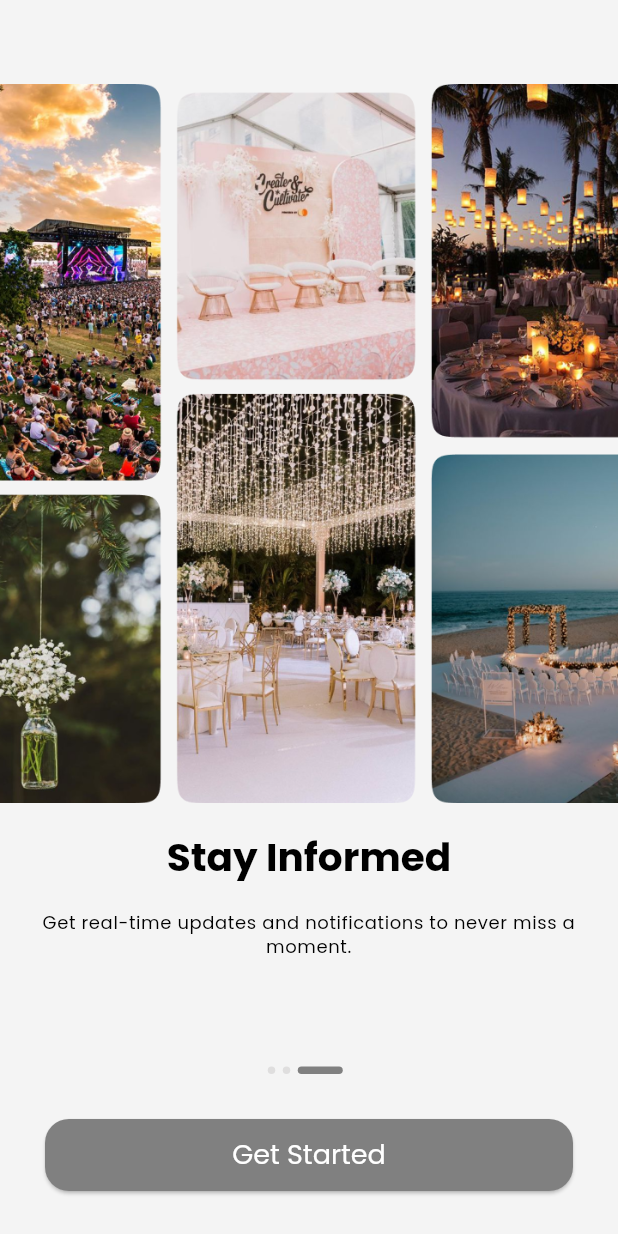
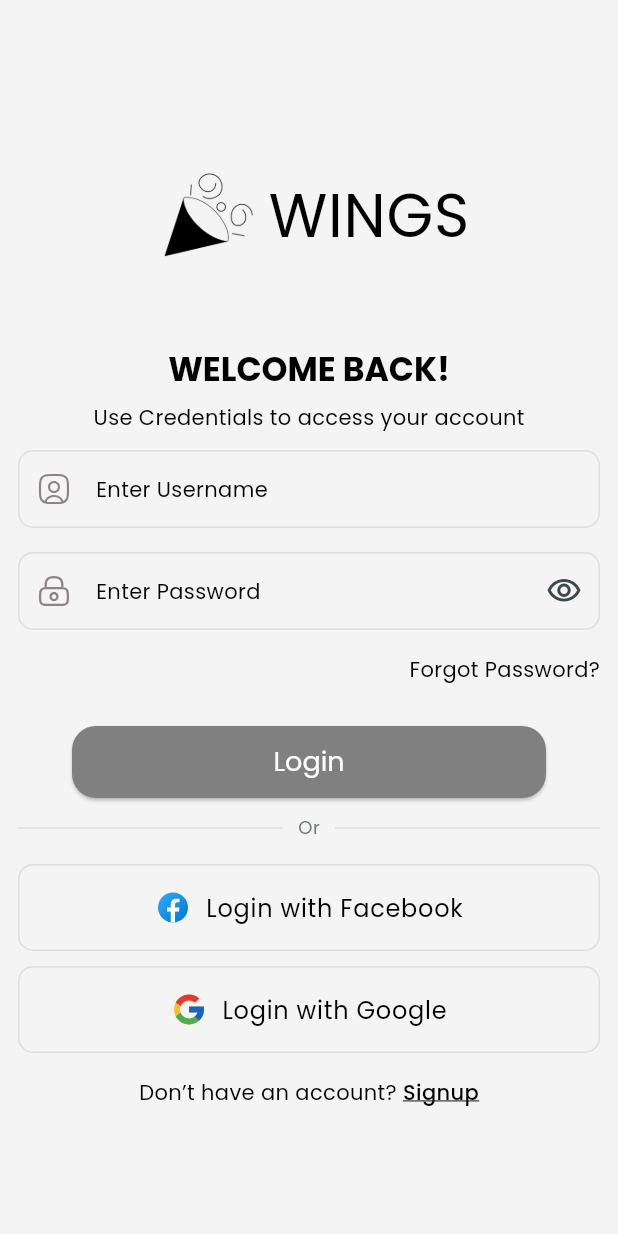
Before and after one commit to zeeshanayaz/wings_event_app, a Flutter app: the screen it shows after launch, after a tap on "Skip", after a tap on "Get Started", on a phone screen of 412 x 824 dp. Run offline on Flutter 3.47's test engine with Material 2 defaults, Android fonts, the phone set to English and light mode, and no system bars; our stand-ins replace flutter_svg, get, shared_preferences.

Commit message:
login_screen.dart and register_screen.dart UI done and common_text_form_field.dart and social_button.dart created.

```diff
--- a/lib/common_widgets/common_button.dart
+++ b/lib/common_widgets/common_button.dart
@@ -1,7 +1,7 @@
 import 'package:flutter/material.dart';
 
 class CommonButton extends StatelessWidget {
-  const CommonButton({super.key, this.title, this.onPressed});
+  const CommonButton(this.title, {super.key, this.onPressed});
 
   final String? title;
   final VoidCallback? onPressed;
--- /dev/null
+++ b/lib/common_widgets/common_text_form_field.dart
@@ -0,0 +1,28 @@
+import 'package:flutter/material.dart';
+
+class CommonTextFormField extends StatelessWidget {
+  const CommonTextFormField({super.key, this.controller, this.hintText, this.obscureText = false, this.prefixIcon, this.suffixIcon, this.keyboardType, });
+  final TextEditingController? controller;
+  final String? hintText;
+  final bool obscureText;
+  final Widget? prefixIcon;
+  final Widget? suffixIcon;
+  final TextInputType? keyboardType;
+
+  @override
+  Widget build(BuildContext context) {
+    return TextFormField(
+      onTapOutside: (event) => FocusScope.of(context).unfocus(),
+      controller: controller,
+      obscureText: obscureText,
+      obscuringCharacter: '*',
+      keyboardType: keyboardType ?? TextInputType.text,
+      style: Theme.of(context).textTheme.bodyMedium,
+      decoration: InputDecoration(
+        hintText: hintText,
+        prefixIcon: prefixIcon,
+        suffixIcon: suffixIcon,
+      ),
+    );
+  }
+}
--- /dev/null
+++ b/lib/common_widgets/social_button.dart
@@ -0,0 +1,44 @@
+import 'package:flutter/material.dart';
+import 'package:flutter_svg/svg.dart';
+
+import '../../utils/extensions.dart';
+
+class SocialButton extends StatelessWidget {
+  const SocialButton({super.key, this.icon, this.title});
+  final String? icon;
+  final String? title;
+
+  @override
+  Widget build(BuildContext context) {
+    return InkWell(
+      borderRadius: BorderRadius.circular(10.0),
+      onTap: () {},
+      child: Container(
+        clipBehavior: Clip.hardEdge,
+        decoration: BoxDecoration(
+          border: Border.all(
+            color: Theme.of(context).dividerTheme.color!,
+          ),
+          borderRadius: BorderRadius.circular(10.0),
+        ),
+        padding: const EdgeInsets.all(16.0),
+        child: Row(
+          mainAxisAlignment: MainAxisAlignment.center,
+          children: [
+            SvgPicture.asset(
+              icon ?? '',
+              fit: BoxFit.contain,
+              width: 24,
+              height: 24,
+            ),
+            10.width,
+            Text(
+              title ?? '',
+              style: Theme.of(context).textTheme.bodyLarge,
+            ),
+          ],
+        ),
+      ),
+    );
+  }
+}
--- a/lib/localization/strings.dart
+++ b/lib/localization/strings.dart
@@ -8,6 +8,25 @@ class Strings extends Translations {
           'get_started': 'Get Started',
           'skip': 'Skip',
           'next': 'Next',
+          'welcome_back': 'Welcome Back!',
+          'use_credentials_to_access_your_account': 'Use Credentials to access your account',
+          'enter_username': 'Enter Username',
+          'enter_password': 'Enter Password',
+          'confirm_password': 'Confirm Password',
+          'hide_password': 'Hide Password',
+          'show_password': 'Show Password',
+          'forgot_password': 'Forgot Password?',
+          'login': 'Login',
+          'or': 'Or',
+          'don_t_have_an_account': 'Don’t have an account? ',
+          'already_have_an_account': 'Already have an account? ',
+          'login_with_facebook': 'Login with Facebook',
+          'login_with_google': 'Login with Google',
+          'sign_up': 'Sign Up',
+          'signup': 'Signup',
+          'back': 'Back',
+          'username': 'Username',
+          'dummy_email': 'abc@email.com',
         },
       };
 }
--- a/lib/main.dart
+++ b/lib/main.dart
@@ -4,6 +4,7 @@ import 'package:get/get.dart';
 import 'localization/strings.dart';
 import 'presentation/auth/on_board/onboarding_screen.dart';
 import 'utils/theme/theme_config.dart';
+import 'utils/theme/theme_controller.dart';
 
 void main() {
   runApp(const MyApp());
@@ -14,6 +15,7 @@ class MyApp extends StatelessWidget {
 
   @override
   Widget build(BuildContext context) {
+    Get.put(ThemeController());
     return GetMaterialApp(
       title: 'Wings',
       debugShowCheckedModeBanner: true,
--- /dev/null
+++ b/lib/presentation/auth/login/controller/login_controller.dart
@@ -0,0 +1,5 @@
+import 'package:get/get.dart';
+
+class LoginController extends GetxController {
+  var obscureText = true.obs;
+}
--- /dev/null
+++ b/lib/presentation/auth/login/login_screen.dart
@@ -0,0 +1,193 @@
+import 'package:flutter/material.dart';
+import 'package:flutter_svg/svg.dart';
+import 'package:get/get.dart';
+
+import '../../../common_widgets/common_button.dart';
+import '../../../common_widgets/common_text_form_field.dart';
+import '../../../common_widgets/social_button.dart';
+import '../../../utils/extensions.dart';
+import '../../../utils/theme/theme_controller.dart';
+import '../register/register_screen.dart';
+import 'controller/login_controller.dart';
+
+class LoginScreen extends StatefulWidget {
+  const LoginScreen({super.key});
+
+  @override
+  State<LoginScreen> createState() => _LoginScreenState();
+}
+
+class _LoginScreenState extends State<LoginScreen> {
+  final loginController = Get.put(LoginController());
+  ThemeController themeController = Get.find();
+
+  @override
+  void dispose() {
+    Get.delete<LoginController>();
+    super.dispose();
+  }
+
+  @override
+  Widget build(BuildContext context) {
+    return Scaffold(
+      body: SingleChildScrollView(
+        physics: const BouncingScrollPhysics(),
+        child: Padding(
+          padding: const EdgeInsets.symmetric(horizontal: 12.0),
+          child: Column(
+            mainAxisAlignment: MainAxisAlignment.start,
+            children: [
+              kToolbarHeight.height,
+              Padding(
+                padding: const EdgeInsets.all(48.0),
+                child: Row(
+                  mainAxisAlignment: MainAxisAlignment.center,
+                  children: [
+                    Image.asset(
+                      themeController.darkTheme.value
+                          ? 'assets/images/logo_dark.png'
+                          : 'assets/images/logo.png',
+                      width: 80,
+                      height: 80,
+                    ),
+                    Text(
+                      'app_name'.tr.toUpperCase(),
+                      style: Theme.of(context)
+                          .textTheme
+                          .bodyLarge!
+                          .copyWith(fontSize: 40),
+                    ),
+                  ],
+                ),
+              ),
+              Text(
+                'welcome_back'.tr.toUpperCase(),
+                style: Theme.of(context).textTheme.headlineMedium,
+              ),
+              8.height,
+              Text(
+                'use_credentials_to_access_your_account'.tr,
+                style: Theme.of(context).textTheme.bodyMedium,
+              ),
+              12.height,
+              CommonTextFormField(
+                hintText: 'enter_username'.tr,
+                // controller: TextEditingController(),
+                prefixIcon: SvgPicture.asset(
+                  'assets/svgs/icon_username.svg',
+                  fit: BoxFit.none,
+                ),
+              ),
+              16.height,
+              Obx(
+                () => CommonTextFormField(
+                  hintText: 'enter_password'.tr,
+                  // controller: TextEditingController(),
+                  obscureText: loginController.obscureText.value,
+                  prefixIcon: SvgPicture.asset(
+                    'assets/svgs/icon_password.svg',
+                    fit: BoxFit.none,
+                  ),
+                  suffixIcon: IconButton(
+                    splashRadius: 4,
+                    tooltip: loginController.obscureText.value
+                        ? 'show_password'.tr
+                        : 'hide_password'.tr,
+                    onPressed: () {
+                      loginController
+                          .obscureText(!loginController.obscureText.value);
+                    },
+                    icon: Icon(
+                      loginController.obscureText.value
+                          ? Icons.visibility_outlined
+                          : Icons.visibility_off_outlined,
+                      // fit: BoxFit.none,
+                    ),
+                  ),
+                ),
+              ),
+              16.height,
+              Align(
+                alignment: Alignment.centerRight,
+                child: InkWell(
+                  radius: 20.0,
+                  borderRadius: BorderRadius.circular(10.0),
+                  onTap: () {},
+                  child: Text(
+                    'forgot_password'.tr,
+                    style: Theme.of(context).textTheme.bodyMedium,
+                  ),
+                ),
+              ),
+              16.height,
+              Padding(
+                padding: const EdgeInsets.symmetric(
+                    horizontal: 36.0, vertical: 12.0),
+                child: SizedBox(
+                    width: double.infinity,
+                    child: CommonButton(
+                      'login'.tr,
+                      onPressed: () {},
+                    )),
+              ),
+              Row(
+                mainAxisAlignment: MainAxisAlignment.center,
+                children: [
+                  const Expanded(child: Divider()),
+                  10.width,
+                  Text(
+                    'or'.tr,
+                    style: Theme.of(context)
+                        .textTheme
+                        .bodySmall!
+                        .copyWith(color: Theme.of(context).dividerColor),
+                  ),
+                  10.width,
+                  const Expanded(child: Divider()),
+                ],
+              ),
+              16.height,
+              SocialButton(
+                title: 'login_with_facebook'.tr,
+                icon: 'assets/svgs/icon_facebook.svg',
+              ),
+              10.height,
+              SocialButton(
+                title: 'login_with_google'.tr,
+                icon: 'assets/svgs/icon_google.svg',
+              ),
+              16.height,
+              Row(
+                mainAxisAlignment: MainAxisAlignment.center,
+                children: [
+                  Text(
+                    'don_t_have_an_account'.tr,
+                    style: Theme.of(context).textTheme.bodyMedium,
+                  ),
+                  InkWell(
+                    radius: 10.0,
+                    borderRadius: BorderRadius.circular(10.0),
+                    onTap: () {
+                      Navigator.push(
+                        context,
+                        MaterialPageRoute(
+                            builder: (context) => const RegisterScreen()),
+                      );
+                    },
+                    child: Text(
+                      'signup'.tr,
+                      style: Theme.of(context).textTheme.bodyMedium!.copyWith(
+                            fontWeight: FontWeight.w500,
+                            decoration: TextDecoration.underline,
+                          ),
+                    ),
+                  ),
+                ],
+              ),
+            ],
+          ),
+        ),
+      ),
+    );
+  }
+}
--- a/lib/presentation/auth/on_board/onboarding_screen.dart
+++ b/lib/presentation/auth/on_board/onboarding_screen.dart
@@ -6,6 +6,7 @@ import 'dart:math' as math;
 import '../../../common_widgets/common_button.dart';
 import '../../../utils/extensions.dart';
 import '../../../models/on_board/on_boarding_content.dart';
+import '../login/login_screen.dart';
 
 class OnBoardingScreen extends StatefulWidget {
   const OnBoardingScreen({super.key});
@@ -120,8 +121,14 @@ class _OnBoardingScreenState extends State<OnBoardingScreen> {
                         child: SizedBox(
                           width: double.infinity,
                           child: CommonButton(
-                            title: 'get_started'.tr,
-                            onPressed: () {},
+                            'get_started'.tr,
+                            onPressed: () {
+                              Navigator.pushReplacement(
+                                context,
+                                MaterialPageRoute(
+                                    builder: (context) => const LoginScreen()),
+                              );
+                            },
                           ),
                         ))
                     : Padding(
@@ -144,7 +151,7 @@ class _OnBoardingScreenState extends State<OnBoardingScreen> {
                               ),
                             ),
                             CommonButton(
-                              title: 'next'.tr,
+                              'next'.tr,
                               onPressed: () {
                                 _controller.nextPage(
                                   duration: const Duration(milliseconds: 400),
--- /dev/null
+++ b/lib/presentation/auth/register/controller/register_controller.dart
@@ -0,0 +1,5 @@
+import 'package:get/get.dart';
+
+class RegisterController extends GetxController {
+  var obscureText = true.obs;
+}
--- a/lib/utils/theme/theme_config.dart
+++ b/lib/utils/theme/theme_config.dart
@@ -6,10 +6,10 @@ class ThemeConfig {
   static const Color splashColor = Color(0xFF808080);
   static const Color seedColor = Color(0xFF808080);
   static const Color dividerColor = Color(0x338B8688);
+  static const Color iconColor = Color(0x8025131A);
 
   static const Color cardColorLight = Colors.white;
   static const Color cardColorDark = Colors.black;
-
 
   static const Color textColorLight = Colors.black;
   static const Color textColorDark = Colors.white;
@@ -24,9 +24,13 @@ class ThemeConfig {
         elevation: 0,
       ),
       splashColor: splashColor,
-    dividerColor: dividerColor,
+      dividerTheme: const DividerThemeData(
+        color: dividerColor,
+        thickness: 1.0,
+      ),
       iconTheme: const IconThemeData(
-      color: Colors.black,
+        color: iconColor,
+        size: 20,
       ),
       colorScheme: ColorScheme.fromSeed(seedColor: seedColor),
       cardTheme: const CardTheme(
@@ -52,7 +56,6 @@ class ThemeConfig {
           fontFamily: 'Poppins',
           color: textColorLight,
         ),
-
         displayLarge: TextStyle(
           fontSize: 16,
           fontWeight: FontWeight.w500,
@@ -71,7 +74,6 @@ class ThemeConfig {
           fontFamily: 'Poppins',
           color: textColorLight,
         ),
-
         bodyLarge: TextStyle(
           fontSize: 16,
           fontWeight: FontWeight.w400,
@@ -90,7 +92,26 @@ class ThemeConfig {
           fontFamily: 'Poppins',
           color: textColorLight,
         ),
-
+      ),
+      inputDecorationTheme: InputDecorationTheme(
+        fillColor: scaffoldBackgroundLight,
+        contentPadding: const EdgeInsets.symmetric(horizontal: 20, vertical: 16),
+        border: OutlineInputBorder(
+            borderRadius: BorderRadius.circular(10.0),
+            borderSide: const BorderSide(color: splashColor)),
+        focusedBorder: OutlineInputBorder(
+            borderRadius: BorderRadius.circular(10.0),
+            borderSide: const BorderSide(color: splashColor)),
+        enabledBorder: OutlineInputBorder(
+          borderRadius: BorderRadius.circular(10.0),
+          borderSide: const BorderSide(color: dividerColor),
+        ),
+        hintStyle: const TextStyle(
+          fontSize: 14,
+          fontWeight: FontWeight.w400,
+          fontFamily: 'Poppins',
+          color: textColorLight,
+        ),
       ),
   );
 
@@ -102,9 +123,13 @@ class ThemeConfig {
       elevation: 0,
     ),
     splashColor: splashColor,
-    dividerColor: dividerColor,
+    dividerTheme: const DividerThemeData(
+      color: dividerColor,
+      thickness: 1.0,
+    ),
     iconTheme: const IconThemeData(
-      color: Colors.white,
+      color: iconColor,
+      size: 20,
     ),
     colorScheme: ColorScheme.fromSeed(seedColor: seedColor),
     cardTheme: const CardTheme(
@@ -130,7 +155,6 @@ class ThemeConfig {
         fontFamily: 'Poppins',
         color: textColorDark,
       ),
-
       displayLarge: TextStyle(
         fontSize: 16,
         fontWeight: FontWeight.w500,
@@ -149,7 +173,6 @@ class ThemeConfig {
         fontFamily: 'Poppins',
         color: textColorDark,
       ),
-
       bodyLarge: TextStyle(
         fontSize: 16,
         fontWeight: FontWeight.w400,
@@ -169,5 +192,25 @@ class ThemeConfig {
         color: textColorDark,
       ),
     ),
+    inputDecorationTheme: InputDecorationTheme(
+      fillColor: scaffoldBackgroundDark,
+      contentPadding: const EdgeInsets.symmetric(horizontal: 20, vertical: 16),
+      border: OutlineInputBorder(
+          borderRadius: BorderRadius.circular(10.0),
+          borderSide: const BorderSide(color: splashColor)),
+      focusedBorder: OutlineInputBorder(
+          borderRadius: BorderRadius.circular(10.0),
+          borderSide: const BorderSide(color: splashColor)),
+      enabledBorder: OutlineInputBorder(
+        borderRadius: BorderRadius.circular(10.0),
+        borderSide: const BorderSide(color: dividerColor),
+      ),
+      hintStyle: const TextStyle(
+        fontSize: 14,
+        fontWeight: FontWeight.w400,
+        fontFamily: 'Poppins',
+        color: textColorDark,
+      ),
+    ),
   );
 }
--- a/pubspec.yaml
+++ b/pubspec.yaml
@@ -38,6 +38,7 @@ dependencies:
   get: ^4.6.6
   shared_preferences: ^2.2.2
   flutter_native_splash: ^2.3.3
+  flutter_svg: ^2.0.7
 
 dev_dependencies:
   flutter_test:
@@ -63,6 +64,7 @@ flutter:
 
   assets:
     - assets/images/
+    - assets/svgs/
 
   fonts:
     - family: Poppins
```
Also changed, not shown: lib/presentation/auth/register/register_screen.dart (added, +187 -0 lines), assets/svgs/icon_back.svg (added), assets/svgs/icon_facebook.svg (added), assets/svgs/icon_google.svg (added), assets/svgs/icon_hide_password.svg (added), assets/svgs/icon_password.svg (added), assets/svgs/icon_username.svg (added). Lines whose indentation alone changed are shown as unchanged.
